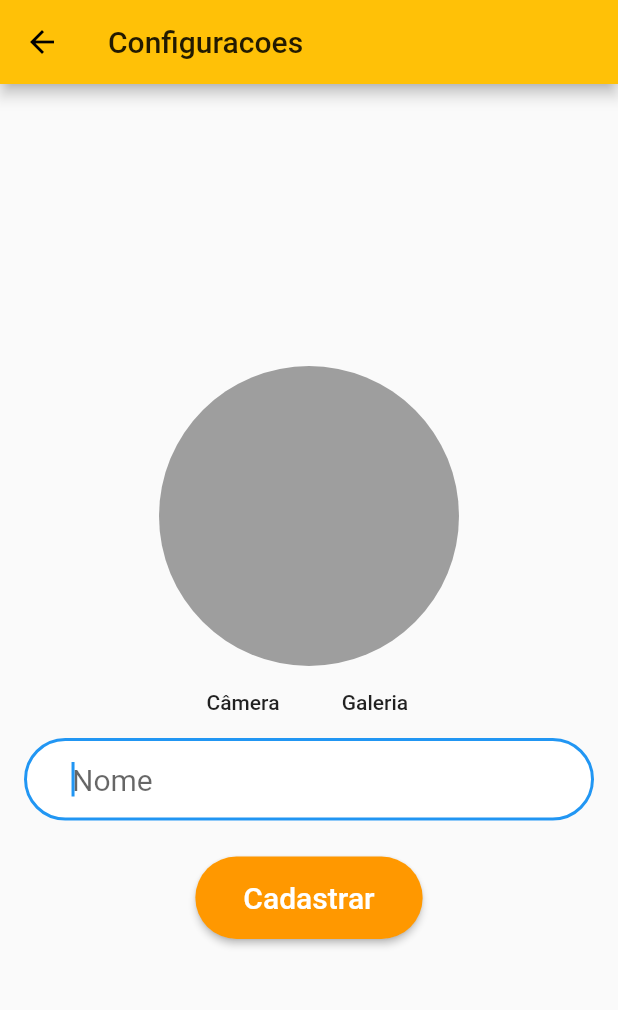
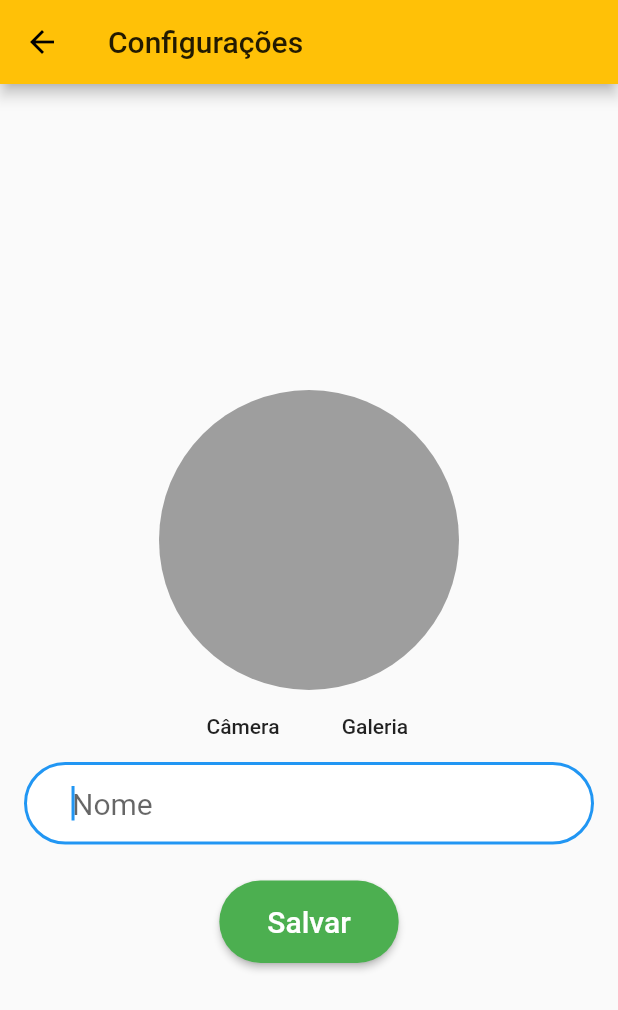
Before and after one commit to BrunoTardio/mschat, a Flutter app: the Configuracoes screen opened by its route, on a phone screen of 412 x 824 dp. Shown: the top 1010 px of the screen. Run offline on Flutter 3.47's test engine with Material 2 defaults, Android fonts, the phone set to English and light mode, and no system bars; our stand-ins replace cloud_firestore, firebase_auth, firebase_storage, image_picker; accounts and stored records are empty.

```diff
--- a/lib/Configuracoes.dart
+++ b/lib/Configuracoes.dart
@@ -2,6 +2,7 @@ import 'package:flutter/material.dart';
 import 'package:image_picker/image_picker.dart';
 import 'package:firebase_storage/firebase_storage.dart';
 import 'package:firebase_auth/firebase_auth.dart';
+import 'package:cloud_firestore/cloud_firestore.dart';
 import 'dart:io';
 
 class Configuracoes extends StatefulWidget {
@@ -9,10 +10,7 @@ class Configuracoes extends StatefulWidget {
   _ConfiguracoesState createState() => _ConfiguracoesState();
 }
 
-
-
 class _ConfiguracoesState extends State<Configuracoes> {
-
 
   TextEditingController _controllerNome = TextEditingController();
   File _imagem;
@@ -78,10 +76,40 @@ class _ConfiguracoesState extends State<Configuracoes> {
   Future _recuperarUrlImagem(StorageTaskSnapshot snapshot) async {
 
     String url = await snapshot.ref.getDownloadURL();
+    _atualizarUrlImagemFirestore( url );
 
     setState(() {
       _urlImagemRecuperada = url;
     });
+
+  }
+
+  _atualizarNomeFirestore(){
+
+    String nome = _controllerNome.text;
+    Firestore db = Firestore.instance;
+
+    Map<String, dynamic> dadosAtualizar = {
+      "nome" : nome
+    };
+
+    db.collection("usuarios")
+        .document(_idUsuarioLogado)
+        .updateData( dadosAtualizar );
+
+  }
+
+  _atualizarUrlImagemFirestore(String url){
+
+    Firestore db = Firestore.instance;
+
+    Map<String, dynamic> dadosAtualizar = {
+      "urlImagem" : url
+    };
+
+    db.collection("usuarios")
+        .document(_idUsuarioLogado)
+        .updateData( dadosAtualizar );
 
   }
 
@@ -91,6 +119,18 @@ class _ConfiguracoesState extends State<Configuracoes> {
     FirebaseUser usuarioLogado = await auth.currentUser();
     _idUsuarioLogado = usuarioLogado.uid;
 
+    Firestore db = Firestore.instance;
+    DocumentSnapshot snapshot = await db.collection("usuarios")
+        .document( _idUsuarioLogado )
+        .get();
+
+    Map<String, dynamic> dados = snapshot.data;
+    _controllerNome.text = dados["nome"];
+
+    if( dados["urlImagem"] != null ){
+      _urlImagemRecuperada = dados["urlImagem"];
+    }
+
   }
 
   @override
@@ -99,21 +139,29 @@ class _ConfiguracoesState extends State<Configuracoes> {
     _recuperarDadosUsuario();
   }
 
-
   @override
   Widget build(BuildContext context) {
     return Scaffold(
-      appBar: AppBar(title:  Text("Configuracoes"),),
+      appBar: AppBar(title: Text("Configurações"),),
       body: Container(
         padding: EdgeInsets.all(16),
         child: Center(
           child: SingleChildScrollView(
             child: Column(
               children: <Widget>[
+                Container(
+                  padding: EdgeInsets.all(16),
+                  child: _subindoImagem
+                      ? CircularProgressIndicator()
+                      : Container(),
+                ),
                 CircleAvatar(
-                  radius:  100,
-                  backgroundImage: _urlImagemRecuperada !=null ? NetworkImage(_urlImagemRecuperada):null,
-                  backgroundColor: Colors.grey ,
+                    radius: 100,
+                    backgroundColor: Colors.grey,
+                    backgroundImage:
+                    _urlImagemRecuperada != null
+                        ? NetworkImage(_urlImagemRecuperada)
+                        : null
                 ),
                 Row(
                   mainAxisAlignment: MainAxisAlignment.center,
@@ -121,7 +169,7 @@ class _ConfiguracoesState extends State<Configuracoes> {
                     FlatButton(
                       child: Text("Câmera"),
                       onPressed: (){
-                          _recuperarImagem("camera");
+                        _recuperarImagem("camera");
                       },
                     ),
                     FlatButton(
@@ -130,7 +178,7 @@ class _ConfiguracoesState extends State<Configuracoes> {
                         _recuperarImagem("galeria");
                       },
                     )
-                  ]
+                  ],
                 ),
                 Padding(
                   padding: EdgeInsets.only(bottom: 8),
@@ -139,6 +187,9 @@ class _ConfiguracoesState extends State<Configuracoes> {
                     autofocus: true,
                     keyboardType: TextInputType.text,
                     style: TextStyle(fontSize: 20),
+                    /*onChanged: (texto){
+                      _atualizarNomeFirestore(texto);
+                    },*/
                     decoration: InputDecoration(
                         contentPadding: EdgeInsets.fromLTRB(32, 16, 32, 16),
                         hintText: "Nome",
@@ -152,27 +203,22 @@ class _ConfiguracoesState extends State<Configuracoes> {
                   padding: EdgeInsets.only(top: 16, bottom: 10),
                   child: RaisedButton(
                       child: Text(
-                        "Cadastrar",
+                        "Salvar",
                         style: TextStyle(color: Colors.white, fontSize: 20),
                       ),
-                      color: Colors.orange,
+                      color: Colors.green,
                       padding: EdgeInsets.fromLTRB(32, 16, 32, 16),
                       shape: RoundedRectangleBorder(
                           borderRadius: BorderRadius.circular(32)),
                       onPressed: () {
-
+                        _atualizarNomeFirestore();
                       }
                   ),
-                ),
-
-
-
+                )
               ],
             ),
           ),
         ),
-
-
       ),
     );
   }
```
